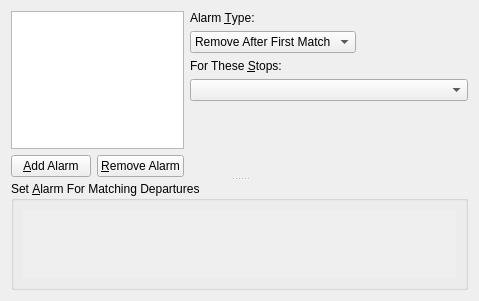
First picture: the form in applet/alarmConfig.ui, repository KDE/publictransport, before the edit.
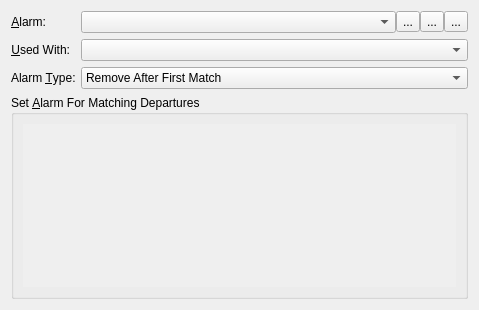
Second picture: the form after the edit. Custom widgets are drawn as their Qt base class.

Commit message:
New alarm configuration UI (same as filter UI)
- Looks almost like the filter configuration UI
- Alarms cannot be disabled any longer, the setting can be removed
  from AlarmSettings later. Could use a CheckComboBox for that, but alarms
  can already be enabled/disabled per stop.
- New class AlarmSettingsList with convenience methods, just like FilterSettingsList.
  Could create a base class for those lists of items with names or use a QHash instead.

Patch:
```diff
--- a/applet/alarmConfig.ui
+++ b/applet/alarmConfig.ui
@@ -7,75 +7,17 @@
     <x>0</x>
     <y>0</y>
     <width>479</width>
-    <height>301</height>
+    <height>310</height>
    </rect>
   </property>
-  <layout class="QVBoxLayout" name="verticalLayout_3">
-   <item>
-    <widget class="QSplitter" name="splitter">
-     <property name="orientation">
-      <enum>Qt::Vertical</enum>
-     </property>
-     <widget class="QWidget" name="layoutWidget">
-      <layout class="QHBoxLayout" name="horizontalLayout" stretch="1,2">
-       <property name="sizeConstraint">
-        <enum>QLayout::SetMaximumSize</enum>
-       </property>
-       <item>
-        <layout class="QGridLayout" name="gridLayout">
-         <property name="sizeConstraint">
-          <enum>QLayout::SetMaximumSize</enum>
-         </property>
-         <item row="0" column="0" colspan="2">
-          <widget class="QListWidget" name="alarmList">
-           <property name="sizePolicy">
-            <sizepolicy hsizetype="Expanding" vsizetype="Preferred">
-             <horstretch>0</horstretch>
-             <verstretch>0</verstretch>
-            </sizepolicy>
-           </property>
-           <property name="alternatingRowColors">
-            <bool>true</bool>
-           </property>
-           <property name="uniformItemSizes">
-            <bool>false</bool>
-           </property>
-           <property name="wordWrap">
-            <bool>true</bool>
-           </property>
-           <property name="selectionRectVisible">
-            <bool>true</bool>
-           </property>
-          </widget>
-         </item>
-         <item row="1" column="0">
-          <widget class="KPushButton" name="addAlarm">
-           <property name="text">
-            <string comment="@action:button">&amp;Add Alarm</string>
-           </property>
-          </widget>
-         </item>
-         <item row="1" column="1">
-          <widget class="KPushButton" name="removeAlarm">
-           <property name="text">
-            <string comment="@action:button">&amp;Remove Alarm</string>
-           </property>
-          </widget>
-         </item>
-        </layout>
-       </item>
-       <item>
-        <layout class="QFormLayout" name="formLayout_4">
-         <property name="fieldGrowthPolicy">
-          <enum>QFormLayout::ExpandingFieldsGrow</enum>
-         </property>
-         <property name="rowWrapPolicy">
-          <enum>QFormLayout::WrapAllRows</enum>
-         </property>
+  <layout class="QFormLayout" name="formLayout">
          <item row="0" column="0">
-          <widget class="QLabel" name="lblAlarmType">
+    <widget class="QLabel" name="lblAlarms">
            <property name="text">
-            <string comment="@label:listbox">Alarm &amp;Type:</string>
+      <string comment="@label:listbox">&amp;Alarm:</string>
+     </property>
+     <property name="alignment">
+      <set>Qt::AlignRight|Qt::AlignTrailing|Qt::AlignVCenter</set>
            </property>
            <property name="buddy">
             <cstring>alarmType</cstring>
@@ -83,23 +25,75 @@
           </widget>
          </item>
          <item row="0" column="1">
-          <widget class="KComboBox" name="alarmType">
+    <layout class="QHBoxLayout" name="horizontalLayout_2">
+     <property name="spacing">
+      <number>0</number>
+     </property>
+     <property name="leftMargin">
+      <number>0</number>
+     </property>
+     <property name="topMargin">
+      <number>0</number>
+     </property>
+     <property name="rightMargin">
+      <number>0</number>
+     </property>
            <item>
+      <widget class="KComboBox" name="alarms">
+       <property name="sizePolicy">
+        <sizepolicy hsizetype="Expanding" vsizetype="Fixed">
+         <horstretch>0</horstretch>
+         <verstretch>0</verstretch>
+        </sizepolicy>
+       </property>
+       <property name="toolTip">
+        <string comment="@info:tooltip">A list of available filter configurations</string>
+       </property>
+       <property name="whatsThis">
+        <string comment="@info:whatsthis">&lt;para&gt;A list of all available filter configurations. Filter configurations can be added/removed/renamed using the buttons on the right of this combobox. &lt;/para&gt;
+&lt;para&gt;Each filter configuration consists of a name, a list of stops using the filter configuration, a filter action and a list of filters. Each filter contains a list of constraints.&lt;/para&gt;</string>
+       </property>
+      </widget>
+     </item>
+     <item>
+      <widget class="QToolButton" name="addAlarm">
+       <property name="toolTip">
+        <string comment="@info:tooltip">Add a new filter configuration</string>
+       </property>
             <property name="text">
-             <string comment="@item:inlistbox">Remove After First Match</string>
-            </property>
+        <string notr="true">...</string>
+       </property>
+      </widget>
            </item>
            <item>
+      <widget class="QToolButton" name="removeAlarm">
+       <property name="toolTip">
+        <string comment="@info:tooltip">Delete the selected filter configuration</string>
+       </property>
             <property name="text">
-             <string comment="@item:inlistbox">Apply to New Departures</string>
-            </property>
-           </item>
-          </widget>
+        <string notr="true">...</string>
+       </property>
+      </widget>
+     </item>
+     <item>
+      <widget class="QToolButton" name="renameAlarm">
+       <property name="toolTip">
+        <string comment="@info:tooltip">Rename the selected filter configuration</string>
+       </property>
+       <property name="text">
+        <string notr="true">...</string>
+       </property>
+      </widget>
+     </item>
+    </layout>
          </item>
          <item row="1" column="0">
           <widget class="QLabel" name="lblAffectedStops">
            <property name="text">
-            <string comment="@label:listbox">For These &amp;Stops:</string>
+      <string comment="@label:listbox">&amp;Used With:</string>
+     </property>
+     <property name="alignment">
+      <set>Qt::AlignRight|Qt::AlignTrailing|Qt::AlignVCenter</set>
            </property>
            <property name="buddy">
             <cstring>affectedStops</cstring>
@@ -120,13 +114,37 @@
              <height>0</height>
             </size>
            </property>
-          </widget>
-         </item>
-        </layout>
-       </item>
-      </layout>
-     </widget>
-     <widget class="QGroupBox" name="groupBox">
+     <property name="toolTip">
+      <string comment="@info:tooltip">The stops that use the selected filter configuration</string>
+     </property>
+    </widget>
+   </item>
+   <item row="2" column="0">
+    <widget class="QLabel" name="lblAlarmType">
+     <property name="text">
+      <string comment="@label:listbox">Alarm &amp;Type:</string>
+     </property>
+     <property name="buddy">
+      <cstring>alarmType</cstring>
+     </property>
+    </widget>
+   </item>
+   <item row="2" column="1">
+    <widget class="KComboBox" name="alarmType">
+     <item>
+      <property name="text">
+       <string comment="@item:inlistbox">Remove After First Match</string>
+      </property>
+     </item>
+     <item>
+      <property name="text">
+       <string comment="@item:inlistbox">Apply to New Departures</string>
+      </property>
+     </item>
+    </widget>
+   </item>
+   <item row="3" column="0" colspan="2">
+    <widget class="QGroupBox" name="grpAlarmFilters">
       <property name="sizePolicy">
        <sizepolicy hsizetype="Preferred" vsizetype="Expanding">
         <horstretch>0</horstretch>
@@ -163,7 +181,7 @@
             <x>0</x>
             <y>0</y>
             <width>457</width>
-            <height>69</height>
+           <height>179</height>
            </rect>
           </property>
           <layout class="QFormLayout" name="formLayout_2">
@@ -198,32 +216,26 @@
        </item>
       </layout>
      </widget>
-    </widget>
    </item>
   </layout>
  </widget>
  <customwidgets>
-  <customwidget>
-   <class>KPushButton</class>
-   <extends>QPushButton</extends>
-   <header>kpushbutton.h</header>
-  </customwidget>
   <customwidget>
    <class>KComboBox</class>
    <extends>QComboBox</extends>
    <header>kcombobox.h</header>
   </customwidget>
+  <customwidget>
+   <class>CheckCombobox</class>
+   <extends>QComboBox</extends>
+   <header location="global">publictransporthelper/checkcombobox.h</header>
+  </customwidget>
   <customwidget>
    <class>FilterWidget</class>
    <extends>QWidget</extends>
    <header location="global">publictransporthelper/filterwidget.h</header>
    <container>1</container>
   </customwidget>
-  <customwidget>
-   <class>CheckCombobox</class>
-   <extends>QComboBox</extends>
-   <header location="global">publictransporthelper/checkcombobox.h</header>
-  </customwidget>
  </customwidgets>
  <tabstops>
   <tabstop>alarmList</tabstop>
```
Left out of the diff: 9 changed lines with no effect on the pictures. Lines whose indentation alone changed are shown as unchanged. The commit also changes 4 other files.
